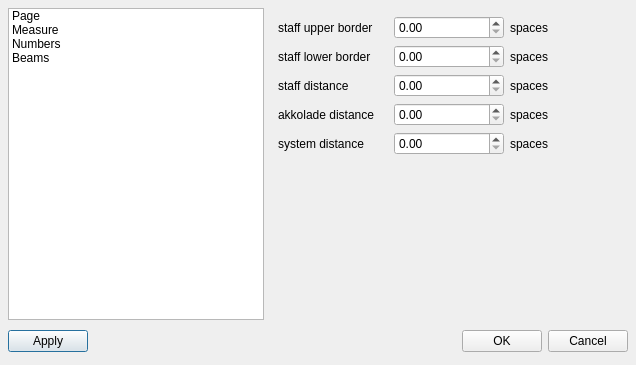
Old version of the form mscore/mscore/editstyle.ui in the repository musescore/musescore-old.
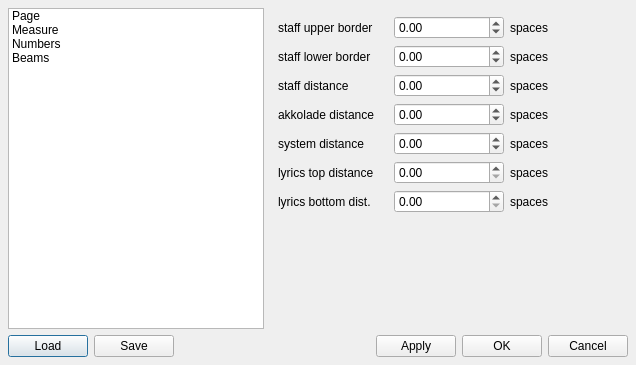
New version of the form.

The edit to the form file:
```diff
--- a/mscore/mscore/editstyle.ui
+++ b/mscore/mscore/editstyle.ui
@@ -49,9 +49,16 @@
       <number>0</number>
      </property>
      <item>
-      <widget class="QPushButton" name="buttonApply" >
+      <widget class="QPushButton" name="buttonLoad" >
        <property name="text" >
-        <string>Apply</string>
+        <string>Load</string>
+       </property>
+      </widget>
+     </item>
+     <item>
+      <widget class="QPushButton" name="buttonSave" >
+       <property name="text" >
+        <string>Save</string>
        </property>
       </widget>
      </item>
@@ -62,12 +69,19 @@
        </property>
        <property name="sizeHint" >
         <size>
-         <width>131</width>
-         <height>31</height>
+         <width>40</width>
+         <height>20</height>
         </size>
        </property>
       </spacer>
      </item>
+     <item>
+      <widget class="QPushButton" name="buttonApply" >
+       <property name="text" >
+        <string>Apply</string>
+       </property>
+      </widget>
+     </item>
      <item>
       <widget class="QPushButton" name="buttonOk" >
        <property name="text" >
@@ -211,7 +225,7 @@
          </property>
         </widget>
        </item>
-       <item row="5" column="0" >
+       <item row="7" column="0" >
         <spacer>
          <property name="orientation" >
           <enum>Qt::Vertical</enum>
@@ -225,13 +239,34 @@
         </spacer>
        </item>
        <item row="1" column="1" >
-        <widget class="QDoubleSpinBox" name="staffLowerBorder" />
+        <widget class="QDoubleSpinBox" name="staffLowerBorder" >
+         <property name="minimum" >
+          <double>-1000.000000000000000</double>
+         </property>
+         <property name="maximum" >
+          <double>1000.000000000000000</double>
+         </property>
+        </widget>
        </item>
        <item row="2" column="1" >
-        <widget class="QDoubleSpinBox" name="staffDistance" />
+        <widget class="QDoubleSpinBox" name="staffDistance" >
+         <property name="minimum" >
+          <double>-1000.000000000000000</double>
+         </property>
+         <property name="maximum" >
+          <double>1000.000000000000000</double>
+         </property>
+        </widget>
        </item>
        <item row="3" column="1" >
-        <widget class="QDoubleSpinBox" name="akkoladeDistance" />
+        <widget class="QDoubleSpinBox" name="akkoladeDistance" >
+         <property name="minimum" >
+          <double>-1000.000000000000000</double>
+         </property>
+         <property name="maximum" >
+          <double>1000.000000000000000</double>
+         </property>
+        </widget>
        </item>
        <item row="4" column="0" >
         <widget class="QLabel" name="label_5" >
@@ -247,10 +282,58 @@
         </widget>
        </item>
        <item row="4" column="1" >
-        <widget class="QDoubleSpinBox" name="systemDistance" />
+        <widget class="QDoubleSpinBox" name="systemDistance" >
+         <property name="minimum" >
+          <double>-1000.000000000000000</double>
+         </property>
+         <property name="maximum" >
+          <double>1000.000000000000000</double>
+         </property>
+        </widget>
        </item>
        <item row="0" column="1" >
-        <widget class="QDoubleSpinBox" name="staffUpperBorder" />
+        <widget class="QDoubleSpinBox" name="staffUpperBorder" >
+         <property name="minimum" >
+          <double>-1000.000000000000000</double>
+         </property>
+         <property name="maximum" >
+          <double>1000.000000000000000</double>
+         </property>
+        </widget>
+       </item>
+       <item row="5" column="0" >
+        <widget class="QLabel" name="label_34" >
+         <property name="text" >
+          <string>lyrics top distance</string>
+         </property>
+        </widget>
+       </item>
+       <item row="5" column="1" >
+        <widget class="QDoubleSpinBox" name="lyricsDistance" />
+       </item>
+       <item row="5" column="2" >
+        <widget class="QLabel" name="label_35" >
+         <property name="text" >
+          <string>spaces</string>
+         </property>
+        </widget>
+       </item>
+       <item row="6" column="0" >
+        <widget class="QLabel" name="label_36" >
+         <property name="text" >
+          <string>lyrics bottom dist.</string>
+         </property>
+        </widget>
+       </item>
+       <item row="6" column="1" >
+        <widget class="QDoubleSpinBox" name="lyricsMinBottomDistance" />
+       </item>
+       <item row="6" column="2" >
+        <widget class="QLabel" name="label_37" >
+         <property name="text" >
+          <string>spaces</string>
+         </property>
+        </widget>
        </item>
       </layout>
      </widget>
```
